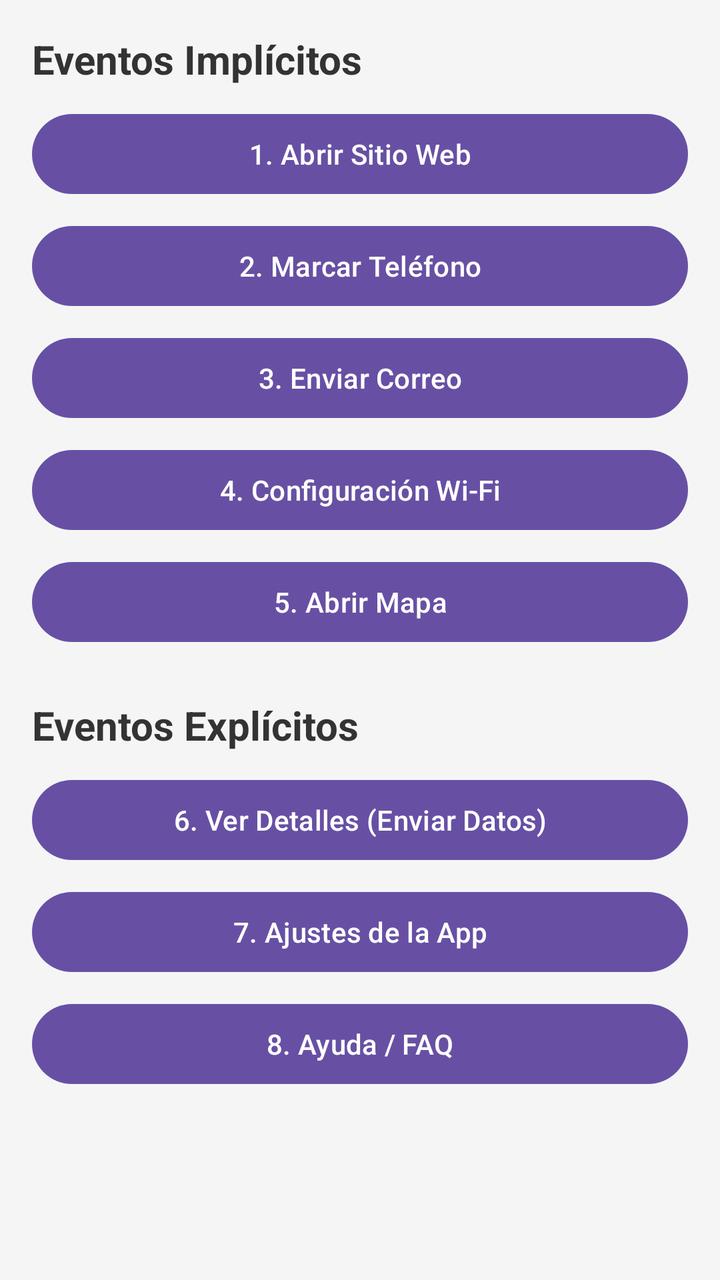
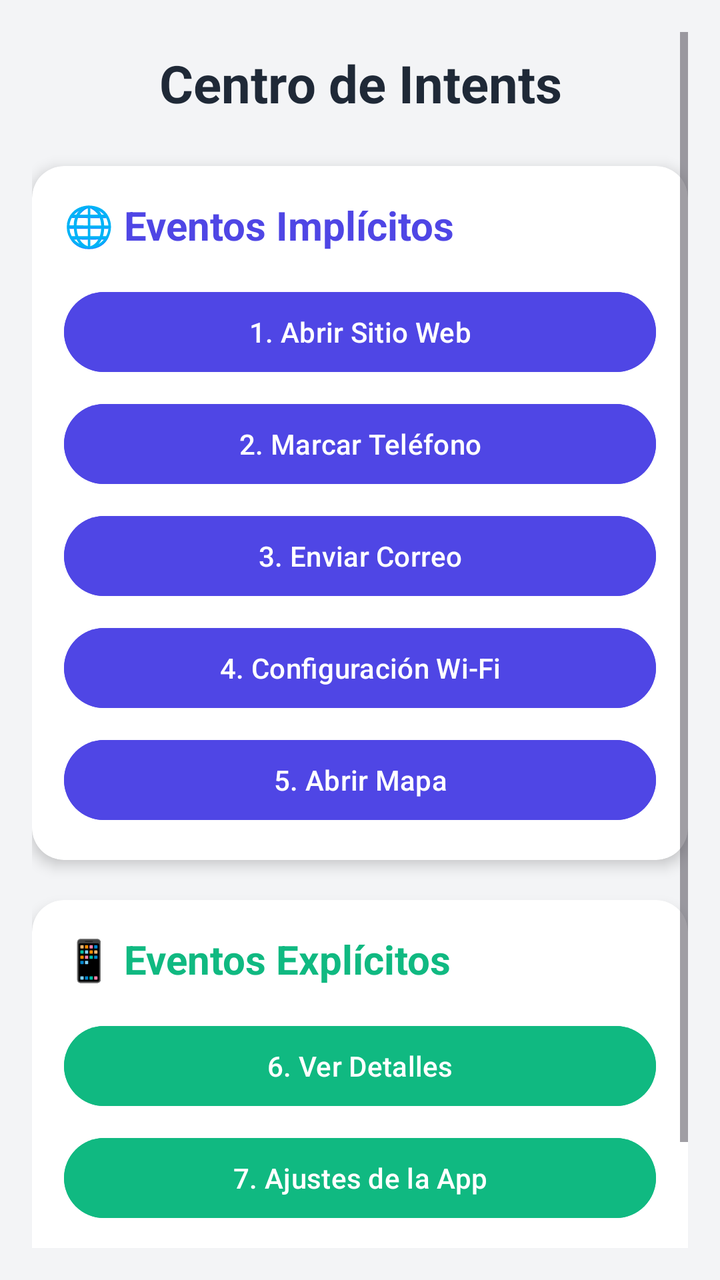

Two renders of the same Android screen: before a commit and after it. Below are the layout's source before the change and the commit's diff.
<!-- AndroidManifest.xml: application theme Theme.App20 -->
<!-- res/layout/activity_main.xml -->
<?xml version="1.0" encoding="utf-8"?>
<ScrollView xmlns:android="http://schemas.android.com/apk/res/android"
    android:layout_width="match_parent"
    android:layout_height="match_parent"
    android:padding="16dp"
    android:background="#F5F5F5">

    <LinearLayout
        android:layout_width="match_parent"
        android:layout_height="wrap_content"
        android:orientation="vertical">

        <TextView
            android:layout_width="match_parent"
            android:layout_height="wrap_content"
            android:text="Eventos Implícitos"
            android:textSize="20sp"
            android:textStyle="bold"
            android:layout_marginBottom="10dp"
            android:textColor="#333333"/>

        
        <Button android:id="@+id/btnWeb" android:layout_width="match_parent" android:layout_height="wrap_content" android:text="1. Abrir Sitio Web" android:layout_marginBottom="8dp"/>
        <Button android:id="@+id/btnDial" android:layout_width="match_parent" android:layout_height="wrap_content" android:text="2. Marcar Teléfono" android:layout_marginBottom="8dp"/>
        <Button android:id="@+id/btnEmail" android:layout_width="match_parent" android:layout_height="wrap_content" android:text="3. Enviar Correo" android:layout_marginBottom="8dp"/>
        <Button android:id="@+id/btnWifi" android:layout_width="match_parent" android:layout_height="wrap_content" android:text="4. Configuración Wi-Fi" android:layout_marginBottom="8dp"/>
        <Button android:id="@+id/btnMap" android:layout_width="match_parent" android:layout_height="wrap_content" android:text="5. Abrir Mapa" android:layout_marginBottom="24dp"/>

        <TextView
            android:layout_width="match_parent"
            android:layout_height="wrap_content"
            android:text="Eventos Explícitos"
            android:textSize="20sp"
            android:textStyle="bold"
            android:layout_marginBottom="10dp"
            android:textColor="#333333"/>

        
        <Button android:id="@+id/btnDetalle" android:layout_width="match_parent" android:layout_height="wrap_content" android:text="6. Ver Detalles (Enviar Datos)" android:layout_marginBottom="8dp"/>
        <Button android:id="@+id/btnConfig" android:layout_width="match_parent" android:layout_height="wrap_content" android:text="7. Ajustes de la App" android:layout_marginBottom="8dp"/>
        <Button android:id="@+id/btnAyuda" android:layout_width="match_parent" android:layout_height="wrap_content" android:text="8. Ayuda / FAQ" android:layout_marginBottom="8dp"/>

    </LinearLayout>
</ScrollView>
<!-- resources referenced by this layout -->
<resources>
  <style name="Theme.App20" parent="Base.Theme.App20" />
  <style name="Base.Theme.App20" parent="Theme.Material3.DayNight.NoActionBar">
          
          
      </style>
</resources>

<!-- the commit's change to res/layout/activity_main.xml (unified diff, before → after) -->
@@ -1,9 +1,10 @@
 <?xml version="1.0" encoding="utf-8"?>
 <ScrollView xmlns:android="http://schemas.android.com/apk/res/android"
+    xmlns:app="http://schemas.android.com/apk/res-auto"
     android:layout_width="match_parent"
     android:layout_height="match_parent"
-    android:padding="16dp"
-    android:background="#F5F5F5">
+    android:background="#F3F4F6"
+    android:padding="16dp">
 
     <LinearLayout
         android:layout_width="match_parent"
@@ -13,32 +14,124 @@
         <TextView
             android:layout_width="match_parent"
             android:layout_height="wrap_content"
-            android:text="Eventos Implícitos"
-            android:textSize="20sp"
-            android:textStyle="bold"
-            android:layout_marginBottom="10dp"
-            android:textColor="#333333"/>
+            android:layout_marginTop="8dp"
+            android:layout_marginBottom="24dp"
+            android:text="Centro de Intents"
+            android:textAlignment="center"
+            android:textColor="#1F2937"
+            android:textSize="26sp"
+            android:textStyle="bold" />
 
         
-        <Button android:id="@+id/btnWeb" android:layout_width="match_parent" android:layout_height="wrap_content" android:text="1. Abrir Sitio Web" android:layout_marginBottom="8dp"/>
-        <Button android:id="@+id/btnDial" android:layout_width="match_parent" android:layout_height="wrap_content" android:text="2. Marcar Teléfono" android:layout_marginBottom="8dp"/>
-        <Button android:id="@+id/btnEmail" android:layout_width="match_parent" android:layout_height="wrap_content" android:text="3. Enviar Correo" android:layout_marginBottom="8dp"/>
-        <Button android:id="@+id/btnWifi" android:layout_width="match_parent" android:layout_height="wrap_content" android:text="4. Configuración Wi-Fi" android:layout_marginBottom="8dp"/>
-        <Button android:id="@+id/btnMap" android:layout_width="match_parent" android:layout_height="wrap_content" android:text="5. Abrir Mapa" android:layout_marginBottom="24dp"/>
-
-        <TextView
+        <androidx.cardview.widget.CardView
             android:layout_width="match_parent"
             android:layout_height="wrap_content"
-            android:text="Eventos Explícitos"
-            android:textSize="20sp"
-            android:textStyle="bold"
-            android:layout_marginBottom="10dp"
-            android:textColor="#333333"/>
+            android:layout_marginBottom="20dp"
+            app:cardCornerRadius="16dp"
+            app:cardElevation="4dp"
+            app:contentPadding="16dp">
+
+            <LinearLayout
+                android:layout_width="match_parent"
+                android:layout_height="wrap_content"
+                android:orientation="vertical">
+
+                <TextView
+                    android:layout_width="wrap_content"
+                    android:layout_height="wrap_content"
+                    android:layout_marginBottom="16dp"
+                    android:text="🌐 Eventos Implícitos"
+                    android:textColor="#4F46E5"
+                    android:textSize="20sp"
+                    android:textStyle="bold" />
+
+                <Button
+                    android:id="@+id/btnWeb"
+                    android:layout_width="match_parent"
+                    android:layout_height="wrap_content"
+                    android:layout_marginBottom="8dp"
+                    android:backgroundTint="#4F46E5"
+                    android:text="1. Abrir Sitio Web" />
+
+                <Button
+                    android:id="@+id/btnDial"
+                    android:layout_width="match_parent"
+                    android:layout_height="wrap_content"
+                    android:layout_marginBottom="8dp"
+                    android:backgroundTint="#4F46E5"
+                    android:text="2. Marcar Teléfono" />
+
+                <Button
+                    android:id="@+id/btnEmail"
+                    android:layout_width="match_parent"
+                    android:layout_height="wrap_content"
+                    android:layout_marginBottom="8dp"
+                    android:backgroundTint="#4F46E5"
+                    android:text="3. Enviar Correo" />
+
+                <Button
+                    android:id="@+id/btnWifi"
+                    android:layout_width="match_parent"
+                    android:layout_height="wrap_content"
+                    android:layout_marginBottom="8dp"
+                    android:backgroundTint="#4F46E5"
+                    android:text="4. Configuración Wi-Fi" />
+
+                <Button
+                    android:id="@+id/btnMap"
+                    android:layout_width="match_parent"
+                    android:layout_height="wrap_content"
+                    android:backgroundTint="#4F46E5"
+                    android:text="5. Abrir Mapa" />
+            </LinearLayout>
+        </androidx.cardview.widget.CardView>
 
         
-        <Button android:id="@+id/btnDetalle" android:layout_width="match_parent" android:layout_height="wrap_content" android:text="6. Ver Detalles (Enviar Datos)" android:layout_marginBottom="8dp"/>
-        <Button android:id="@+id/btnConfig" android:layout_width="match_parent" android:layout_height="wrap_content" android:text="7. Ajustes de la App" android:layout_marginBottom="8dp"/>
-        <Button android:id="@+id/btnAyuda" android:layout_width="match_parent" android:layout_height="wrap_content" android:text="8. Ayuda / FAQ" android:layout_marginBottom="8dp"/>
+        <androidx.cardview.widget.CardView
+            android:layout_width="match_parent"
+            android:layout_height="wrap_content"
+            android:layout_marginBottom="16dp"
+            app:cardCornerRadius="16dp"
+            app:cardElevation="4dp"
+            app:contentPadding="16dp">
 
+            <LinearLayout
+                android:layout_width="match_parent"
+                android:layout_height="wrap_content"
+                android:orientation="vertical">
+
+                <TextView
+                    android:layout_width="wrap_content"
+                    android:layout_height="wrap_content"
+                    android:layout_marginBottom="16dp"
+                    android:text="📱 Eventos Explícitos"
+                    android:textColor="#10B981"
+                    android:textSize="20sp"
+                    android:textStyle="bold" />
+
+                <Button
+                    android:id="@+id/btnDetalle"
+                    android:layout_width="match_parent"
+                    android:layout_height="wrap_content"
+                    android:layout_marginBottom="8dp"
+                    android:backgroundTint="#10B981"
+                    android:text="6. Ver Detalles" />
+
+                <Button
+                    android:id="@+id/btnConfig"
+                    android:layout_width="match_parent"
+                    android:layout_height="wrap_content"
+                    android:layout_marginBottom="8dp"
+                    android:backgroundTint="#10B981"
+                    android:text="7. Ajustes de la App" />
+
+                <Button
+                    android:id="@+id/btnAyuda"
+                    android:layout_width="match_parent"
+                    android:layout_height="wrap_content"
+                    android:backgroundTint="#10B981"
+                    android:text="8. Ayuda / FAQ" />
+            </LinearLayout>
+        </androidx.cardview.widget.CardView>
     </LinearLayout>
 </ScrollView>
